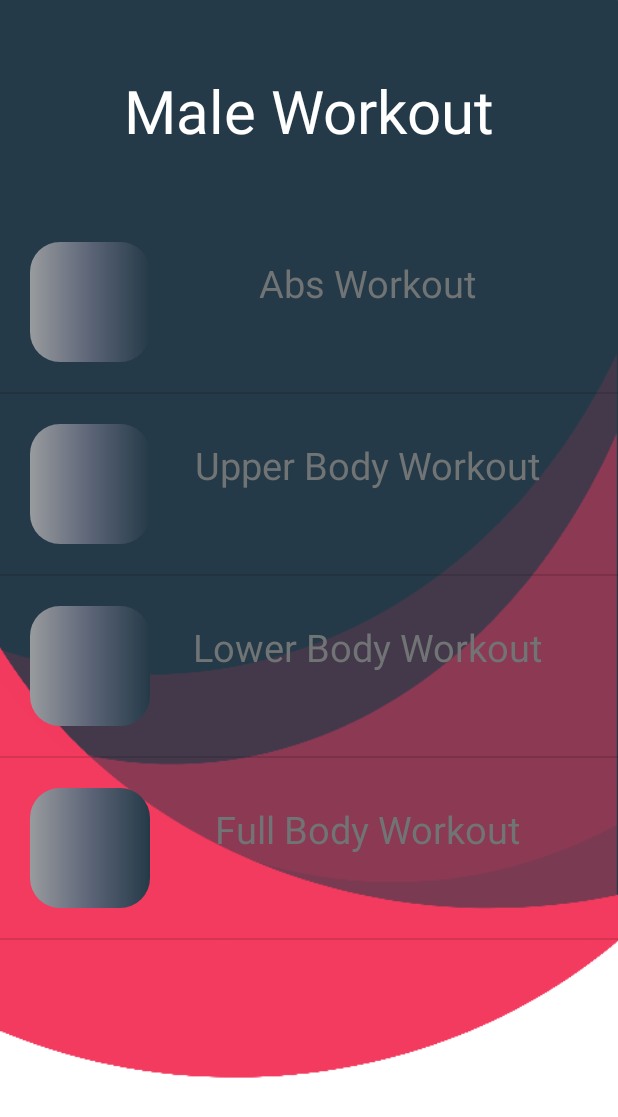
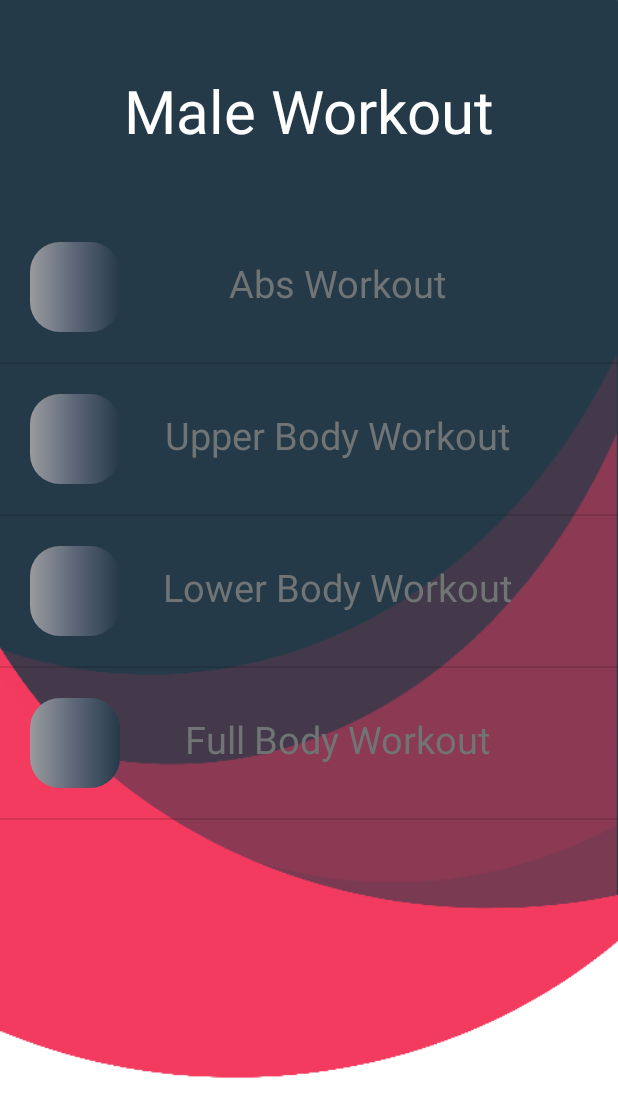
Before and after one commit to shruti270199/Workout_From_Home, an Android app: the Main3Activity screen opened directly, with no data from a screen before it, on a phone screen of 412 x 824 dp. Shown: the top 1117 px of the screen. Run offline under Robolectric (Android 15) with nearby library versions, the light colour scheme and no system bars; Roboto replaces fonts that are not available here.

Commit message:
created a customlistadapter

```diff
--- /dev/null
+++ b/app/src/main/java/com/example/myapplication/CustomListAdapter.java
@@ -0,0 +1,35 @@
+package com.example.myapplication;
+import android.app.Activity;
+import android.view.LayoutInflater;
+import android.view.View;
+import android.view.ViewGroup;
+import android.widget.ArrayAdapter;
+import android.widget.ImageView;
+import android.widget.TextView;
+
+public class CustomListAdapter extends ArrayAdapter<String> {
+
+    private final Activity context;
+    private final String[] names;
+    private final Integer[] imageid;
+
+    public CustomListAdapter(Activity context, String[] names, Integer[] imageid)
+    {
+        super(context, R.layout.male_listview, names);
+        this.context = context;
+        this.names = names;
+        this.imageid = imageid;
+    }
+
+    public View getView(int position,View view,ViewGroup parent) {
+        LayoutInflater inflater=context.getLayoutInflater();
+        View rowView=inflater.inflate(R.layout.male_listview, null,true);
+        TextView titleText = (TextView) rowView.findViewById(R.id.text6);
+        ImageView imageView = (ImageView) rowView.findViewById(R.id.image1);
+
+        titleText.setText(names[position]);
+        imageView.setImageResource(imageid[position]);
+
+        return rowView;
+    };
+}
--- a/app/src/main/java/com/example/myapplication/Main3Activity.java
+++ b/app/src/main/java/com/example/myapplication/Main3Activity.java
@@ -1,26 +1,14 @@
 package com.example.myapplication;
-
-import androidx.annotation.NonNull;
-import androidx.annotation.Nullable;
 import androidx.appcompat.app.AppCompatActivity;
 
-import android.content.Context;
 import android.content.Intent;
 import android.os.Bundle;
-import android.view.LayoutInflater;
 import android.view.View;
-import android.view.ViewGroup;
 import android.widget.AdapterView;
-import android.widget.ArrayAdapter;
-import android.widget.Button;
-import android.widget.ImageView;
 import android.widget.ListView;
-import android.widget.TextView;
 import android.widget.Toast;
 
-import java.util.List;
-
-public class Main3Activity extends AppCompatActivity {
+public class Main3Activity extends AppCompatActivity implements AdapterView.OnItemClickListener  {
 
     ListView lv1;
 
@@ -32,75 +20,36 @@ public class Main3Activity extends AppCompatActivity {
         R.drawable.bg1,
         R.drawable.bg1,
         };
-    //String[] buttons1 ={"Let's Start","Let's Start","Let's Start","Let's Start"};
 
     @Override
     protected void onCreate(Bundle savedInstanceState) {
         super.onCreate(savedInstanceState);
         setContentView(R.layout.activity_main3);
 
+        lv1 = findViewById(R.id.ListView1);
 
-        lv1= (ListView)findViewById(R.id.ListView1);
-
-        MyAdapter adapter = new MyAdapter(this, names1, img1);
+        CustomListAdapter adapter = new CustomListAdapter(this, names1, img1);
         lv1.setAdapter(adapter);
-
-        lv1.setOnItemClickListener(new AdapterView.OnItemClickListener() {
-            @Override
+        lv1.setOnItemClickListener(this);
+    }
     public void onItemClick(AdapterView<?> parent, View view, int position, long id) {
-                if (position == 0)
+        if(position == 0)
         {   //Intent to be added, Toast for testing
             Toast.makeText(getApplicationContext(), "Abs worlout", Toast.LENGTH_LONG).show();
+            Intent i = new Intent(Main3Activity.this, Main5Activity.class);
+            startActivity(i);
         }
-                if (position == 1)
+        else if(position == 1)
         {//Intent to be added, Toast for testing
             Toast.makeText(getApplicationContext(), "Upper Body worlout", Toast.LENGTH_LONG).show();
         }
-                if (position == 2)
+        else if(position == 2)
         {//Intent to be added, Toast for testing
             Toast.makeText(getApplicationContext(), "Lower Body worlout", Toast.LENGTH_LONG).show();
         }
-                if (position == 3)
+        else if(position == 3)
         {//Intent to be added, Toast for testing
             Toast.makeText(getApplicationContext(), "Full Body worlout", Toast.LENGTH_LONG).show();
         }
     }
-        });
-
 }
-
-    class MyAdapter extends ArrayAdapter<String> {
-
-        Context context;
-        String Names1[];
-        //String Buttons1[];
-        Integer Img1[];
-
-        MyAdapter(Context c, String names[], Integer imgs[])
-        {
-            super(c, R.layout.male_listview, names);
-            this.context = c;
-            this.Names1 = names;
-           // this.Buttons1 = buttons;
-            this.Img1 = imgs;
-
-        }
-
-        @NonNull
-        @Override
-        public View getView(int position, @Nullable View convertView, @NonNull ViewGroup parent) {
-
-            LayoutInflater layoutInflater = (LayoutInflater)getApplication().getSystemService(Context.LAYOUT_INFLATER_SERVICE);
-            View male_listview =  layoutInflater.inflate(R.layout.male_listview, parent, false);
-            ImageView images = male_listview.findViewById(R.id.image1);
-            TextView texts = male_listview.findViewById(R.id.text6);
-            //Button myButtons = male_listview.findViewById(R.id.button2);
-
-            images.setImageResource(Img1[position]);
-            texts.setText(Names1[position]);
-            //myButtons.setText(buttons1[position]);
-
-            return male_listview;
-        }
-    }
-}
--- a/app/src/main/res/layout/activity_main3.xml
+++ b/app/src/main/res/layout/activity_main3.xml
@@ -32,10 +32,9 @@
          <ListView
              android:layout_width="match_parent"
              android:layout_height="500dp"
+             android:clickable="false"
+             android:focusable="false"
              android:id="@+id/ListView1">
-
-
-
          </ListView>
 
 
--- a/app/src/main/res/layout/male_listview.xml
+++ b/app/src/main/res/layout/male_listview.xml
@@ -6,8 +6,8 @@
     android:layout_height="match_parent">
 
     <ImageView
-        android:layout_width="80dp"
-        android:layout_height="80dp"
+        android:layout_width="60dp"
+        android:layout_height="60dp"
         android:layout_margin="20dp"
         android:id="@+id/image1"
         />
```
Lines whose indentation alone changed are shown as unchanged.
